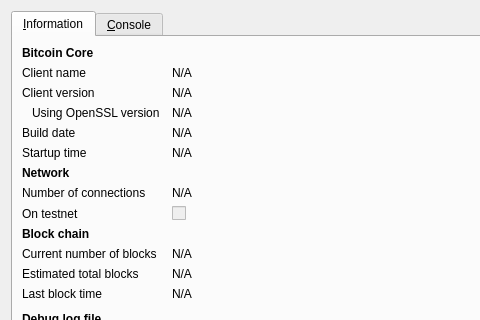
Qt form src/qt/forms/rpcconsole.ui (foo1inge/datacoin-hp) before a commit; both pictures show x 0 to 480 and y 0 to 320 of the 740 by 450 pixel window.
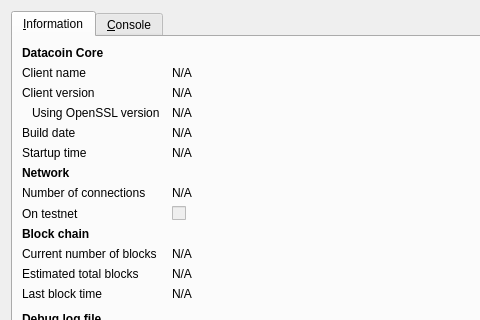
The same form after that commit. Icons and pictures are not drawn.

Commit message: merge with datacoin repo

The edit to the form file:
```diff
--- a/src/qt/forms/rpcconsole.ui
+++ b/src/qt/forms/rpcconsole.ui
@@ -36,7 +36,7 @@
           </font>
          </property>
          <property name="text">
-          <string>Bitcoin Core</string>
+          <string>Datacoin Core</string>
          </property>
         </widget>
        </item>
```
Left out of the diff: 6 changed lines with no effect on the pictures. The commit also changes 87 other files.
